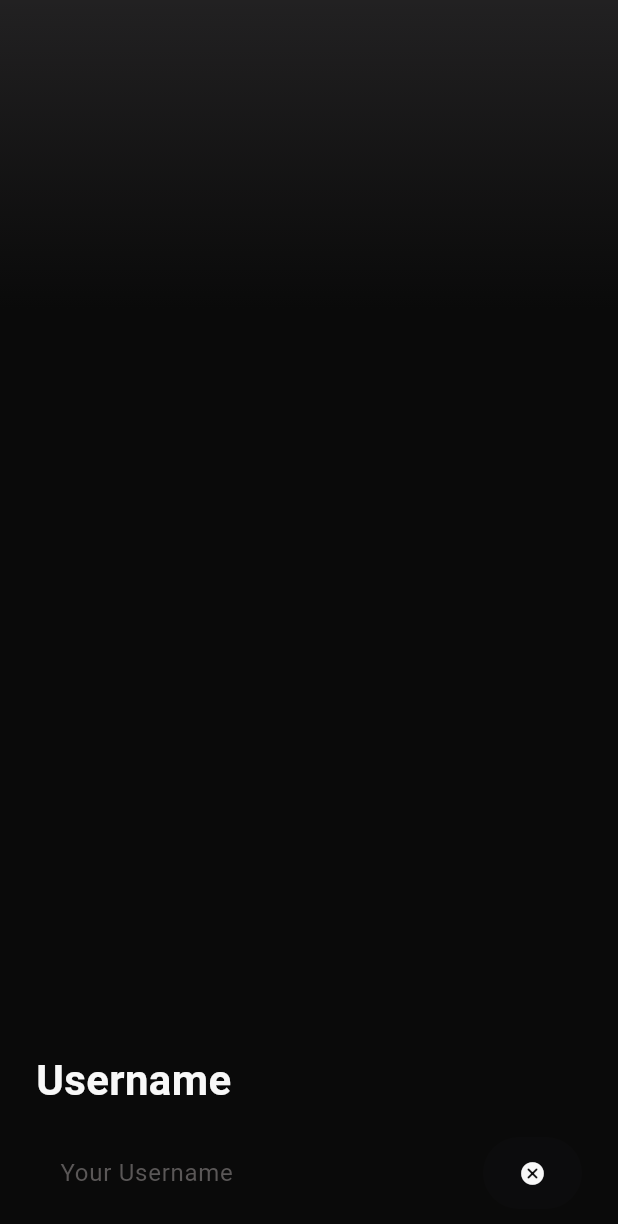
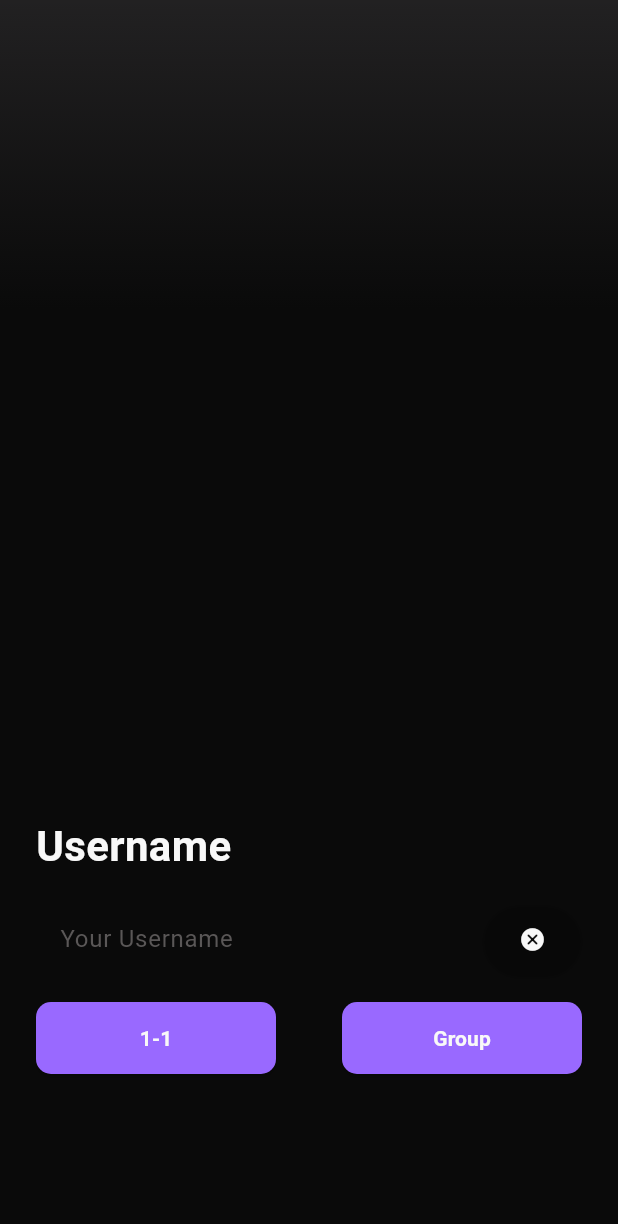
Before and after one commit to preposterous-cat/pikpo-video-conference, a Flutter app: the screen it shows after launch, on a phone screen of 412 x 824 dp. Shown: the top 1224 px of the screen. Run offline on Flutter 3.47's test engine with Material 3 defaults, Android fonts, the phone set to English and light mode, and no system bars.

Commit message:
finish login screen and widget test

```diff
--- a/lib/app.dart
+++ b/lib/app.dart
@@ -1,5 +1,5 @@
 import 'package:flutter/material.dart';
-import 'package:pikpo_video_conference/screens/home_screen.dart';
+import 'package:pikpo_video_conference/screens/login/login_screen.dart';
 
 class MyApp extends StatelessWidget {
   const MyApp({super.key});
@@ -13,7 +13,7 @@ class MyApp extends StatelessWidget {
         colorScheme: ColorScheme.fromSeed(seedColor: Colors.deepPurple),
         useMaterial3: true,
       ),
-      home: const HomeScreen(),
+      home: const LoginScreen(),
     );
   }
 }
--- /dev/null
+++ b/lib/screens/login/login_controller.dart
@@ -0,0 +1,9 @@
+import 'package:flutter/material.dart';
+
+class LoginController {
+  final TextEditingController usernameController = TextEditingController();
+
+  void dispose() {
+    usernameController.dispose();
+  }
+}
--- a/lib/screens/home_screen.dart
+++ b/lib/screens/login/login_screen.dart
@@ -1,15 +1,15 @@
 import 'package:flutter/material.dart';
 import 'package:pikpo_video_conference/widgets/gradient_background.dart';
-import 'package:pikpo_video_conference/widgets/login_widget.dart';
+import 'package:pikpo_video_conference/screens/login/login_widget.dart';
 
-class HomeScreen extends StatefulWidget {
-  const HomeScreen({super.key});
+class LoginScreen extends StatefulWidget {
+  const LoginScreen({super.key});
 
   @override
-  State<HomeScreen> createState() => _HomeScreenState();
+  State<LoginScreen> createState() => _LoginScreenState();
 }
 
-class _HomeScreenState extends State<HomeScreen> {
+class _LoginScreenState extends State<LoginScreen> {
   @override
   Widget build(BuildContext context) {
     return const Scaffold(
--- /dev/null
+++ b/lib/screens/login/login_widget.dart
@@ -0,0 +1,141 @@
+import 'package:flutter/material.dart';
+import 'package:pikpo_video_conference/screens/login/login_controller.dart';
+import 'package:pikpo_video_conference/theme/app_colors.dart';
+
+class LoginWidget extends StatefulWidget {
+  const LoginWidget({super.key});
+
+  @override
+  State<LoginWidget> createState() => _LoginWidgetState();
+}
+
+class _LoginWidgetState extends State<LoginWidget> {
+  final LoginController _controller = LoginController();
+
+  @override
+  void dispose() {
+    _controller.dispose();
+    super.dispose();
+  }
+
+  void _onClearUsername() {
+    _controller.usernameController.clear();
+  }
+
+  @override
+  Widget build(BuildContext context) {
+    return Padding(
+      padding: const EdgeInsets.symmetric(horizontal: 24, vertical: 108),
+      child: Column(
+        mainAxisAlignment: MainAxisAlignment.end,
+        crossAxisAlignment: CrossAxisAlignment.start,
+        children: [
+          const UsernameText(),
+          UsernameTextField(
+              controller: _controller.usernameController,
+              onClearPressed: _onClearUsername),
+          const ButtonRow(),
+        ],
+      ),
+    );
+  }
+}
+
+//Button  Group Widget
+class ButtonRow extends StatelessWidget {
+  const ButtonRow({
+    super.key,
+  });
+
+  @override
+  Widget build(BuildContext context) {
+    return Row(
+      children: [
+        ElevatedButton(
+          onPressed: () {},
+          style: ElevatedButton.styleFrom(
+            backgroundColor: AppColors.secondaryColor,
+            fixedSize: const Size(160, 48),
+            shape: RoundedRectangleBorder(
+              borderRadius: BorderRadius.circular(10),
+            ),
+          ),
+          child: const Text(
+            "1-1",
+            style: TextStyle(
+                color: AppColors.textColor, fontWeight: FontWeight.w700),
+          ),
+        ),
+        const Spacer(),
+        ElevatedButton(
+          onPressed: () {},
+          style: ElevatedButton.styleFrom(
+            backgroundColor: AppColors.secondaryColor,
+            fixedSize: const Size(160, 48),
+            shape: RoundedRectangleBorder(
+              borderRadius: BorderRadius.circular(10),
+            ),
+          ),
+          child: const Text(
+            "Group",
+            style: TextStyle(
+                color: AppColors.textColor, fontWeight: FontWeight.w700),
+          ),
+        ),
+      ],
+    );
+  }
+}
+
+//Username Textfield Widget with controller and clear text handler
+class UsernameTextField extends StatelessWidget {
+  final TextEditingController controller;
+  final VoidCallback onClearPressed;
+
+  const UsernameTextField({
+    super.key,
+    required this.controller,
+    required this.onClearPressed,
+  });
+
+  @override
+  Widget build(BuildContext context) {
+    return TextField(
+      key: const Key("usernameTextField"),
+      controller: controller,
+      style: const TextStyle(color: AppColors.textColor),
+      decoration: InputDecoration(
+        suffixIcon: ElevatedButton(
+            key: const Key("clearUsernameButton"),
+            style:
+                ElevatedButton.styleFrom(backgroundColor: Colors.transparent),
+            onPressed: onClearPressed,
+            child: const Icon(
+              Icons.cancel_rounded,
+              color: AppColors.textColor,
+            )),
+        contentPadding:
+            const EdgeInsets.symmetric(vertical: 30, horizontal: 16),
+        border: InputBorder.none,
+        hintText: "Your Username",
+        hintStyle: const TextStyle(color: AppColors.textVariant, fontSize: 16),
+      ),
+    );
+  }
+}
+
+// "Usermame" Text
+class UsernameText extends StatelessWidget {
+  const UsernameText({super.key});
+
+  @override
+  Widget build(BuildContext context) {
+    return const Text(
+      'Username',
+      style: TextStyle(
+          color: AppColors.textColor,
+          fontSize: 28,
+          fontWeight: FontWeight.bold),
+    );
+  }
+}
--- a/lib/widgets/login_widget.dart
+++ /dev/null
@@ -1,48 +0,0 @@
-import 'package:flutter/material.dart';
-import 'package:pikpo_video_conference/theme/app_colors.dart';
-
-class LoginWidget extends StatefulWidget {
-  const LoginWidget({super.key});
-
-  @override
-  State<LoginWidget> createState() => _LoginWidgetState();
-}
-
-class _LoginWidgetState extends State<LoginWidget> {
-  @override
-  Widget build(BuildContext context) {
-    return const Padding(
-      padding: EdgeInsets.symmetric(horizontal: 24),
-      child: Column(
-        mainAxisAlignment: MainAxisAlignment.end,
-        crossAxisAlignment: CrossAxisAlignment.start,
-        children: [
-          Text(
-            'Username',
-            style: TextStyle(
-                color: AppColors.textColor,
-                fontSize: 28,
-                fontWeight: FontWeight.bold),
-          ),
-          TextField(
-            style: TextStyle(color: AppColors.textColor),
-            decoration: InputDecoration(
-              suffixIcon: ElevatedButton(
-                  onPressed: null,
-                  child: Icon(
-                    Icons.cancel_rounded,
-                    color: AppColors.textColor,
-                  )),
-              suffixIconColor: AppColors.textColor,
-              contentPadding:
-                  EdgeInsets.symmetric(vertical: 30, horizontal: 16),
-              border: InputBorder.none,
-              hintText: "Your Username",
-              hintStyle: TextStyle(color: AppColors.textVariant, fontSize: 16),
-            ),
-          )
-        ],
-      ),
-    );
-  }
-}
```
Also changed, not shown: 1 other file.
